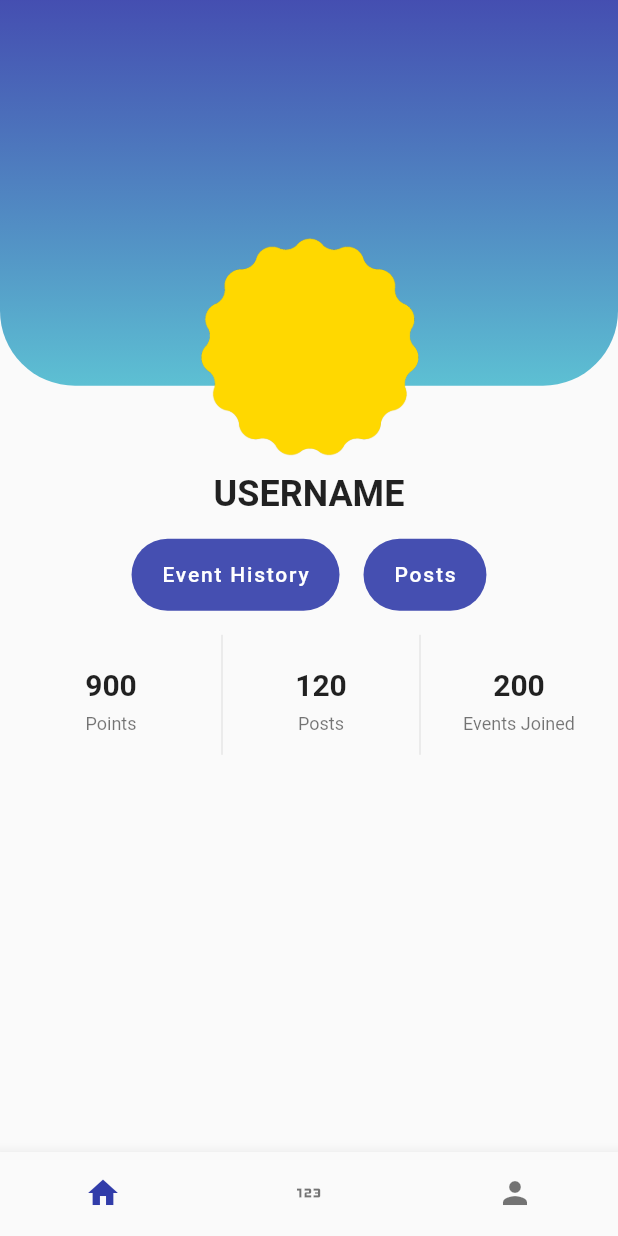
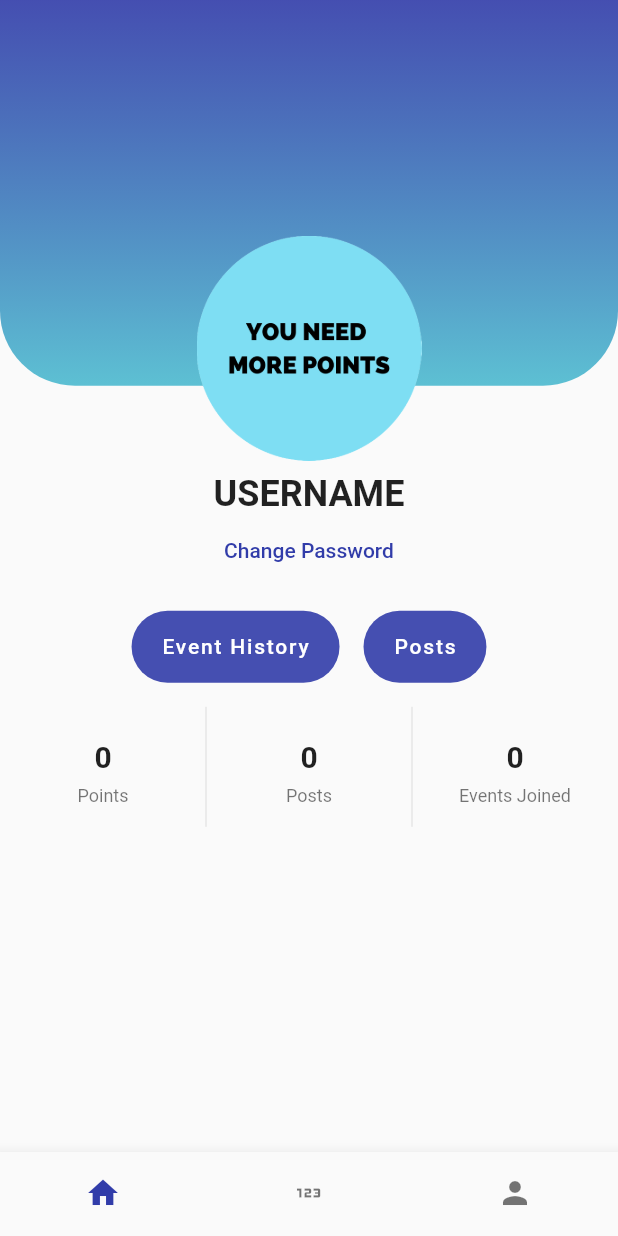
Before and after one commit to amrul-hzz/restore-the-shore-flutter, a Flutter app: the MyAccountPage screen opened by its route, on a phone screen of 412 x 824 dp. Run offline on Flutter 3.47's test engine with Material 2 defaults, Android fonts, the phone set to English and light mode, and no system bars.

Commit message:
add form, post, event page

```diff
--- a/lib/main.dart
+++ b/lib/main.dart
@@ -1,6 +1,6 @@
 import 'package:flutter/material.dart';
 import 'package:restore_the_shore_flutter/colorpalette.dart';
-import 'package:restore_the_shore_flutter/myAccount/myAccount.dart';
+import 'package:restore_the_shore_flutter/myAccount/page/myAccount.dart';
 import 'package:restore_the_shore_flutter/nav_bar.dart';
 
 void main() {
--- a/lib/myAccount/myAccount.dart
+++ /dev/null
@@ -1,166 +0,0 @@
-import 'package:flutter/material.dart';
-import 'package:restore_the_shore_flutter/colorpalette.dart';
-import 'package:restore_the_shore_flutter/nav_bar.dart';
-
-// This page is modified from : https://www.fluttertemplates.dev/widgets/must_haves/profile_page
-
-class MyAccountPage extends StatefulWidget {
-  const MyAccountPage({super.key});
-
-  @override
-  State<MyAccountPage> createState() => _MyAccountPageState();
-}
-
-class _MyAccountPageState extends State<MyAccountPage> {
-
-  @override
-  Widget build(BuildContext context) {
-    return Scaffold(
-      // Menambahkan bottom nav bar
-      bottomNavigationBar: const NavBar(),
-      body: Column(
-        children: [
-          const Expanded(flex: 2, child: _TopPortion()),
-          Expanded(
-            flex: 3,
-            child: Padding(
-              padding: const EdgeInsets.all(8.0),
-              child: Column(
-                children: [
-                  Text(
-                    "USERNAME",
-                    style: TextStyle(
-                        fontWeight: FontWeight.bold,
-                        fontSize: 24,
-                    ),
-                  ),
-                  const SizedBox(height: 16),
-                  Row(
-                    mainAxisAlignment: MainAxisAlignment.center,
-                    children: [
-                      FloatingActionButton.extended(
-                        onPressed: () {},
-                        heroTag: 'history',
-                        elevation: 0,
-                        backgroundColor: ColorPalette.secondaryColor.shade800,
-                        label: const Text("Event History"),
-                      ),
-                      const SizedBox(width: 16.0),
-                      FloatingActionButton.extended(
-                        onPressed: () {},
-                        heroTag: 'posts',
-                        elevation: 0,
-                        backgroundColor: ColorPalette.secondaryColor.shade800,
-                        label: const Text("Posts"),
-                      ),
-                    ],
-                  ),
-                  const SizedBox(height: 16),
-                  const _ProfileInfoRow()
-                ],
-              ),
-            ),
-          ),
-        ],
-      ),
-    );
-  }
-}
-
-class _ProfileInfoRow extends StatelessWidget {
-  const _ProfileInfoRow({Key? key}) : super(key: key);
-
-  final List<ProfileInfoItem> _items = const [
-    ProfileInfoItem("Points", 900),
-    ProfileInfoItem("Posts", 120),
-    ProfileInfoItem("Events Joined", 200),
-  ];
-
-  @override
-  Widget build(BuildContext context) {
-    return Container(
-      height: 80,
-      constraints: const BoxConstraints(maxWidth: 400),
-      child: Row(
-        mainAxisAlignment: MainAxisAlignment.spaceEvenly,
-        children: _items
-            .map((item) => Expanded(
-            child: Row(
-              children: [
-                if (_items.indexOf(item) != 0) const VerticalDivider(),
-                Expanded(child: _singleItem(context, item)),
-              ],
-            )))
-            .toList(),
-      ),
-    );
-  }
-
-  Widget _singleItem(BuildContext context, ProfileInfoItem item) => Column(
-    mainAxisAlignment: MainAxisAlignment.center,
-    children: [
-      Padding(
-        padding: const EdgeInsets.all(8.0),
-        child: Text(
-          item.value.toString(),
-          style: const TextStyle(
-            fontWeight: FontWeight.bold,
-            fontSize: 20,
-          ),
-        ),
-      ),
-      Text(
-        item.title,
-        style: Theme.of(context).textTheme.caption,
-      )
-    ],
-  );
-}
-
-class ProfileInfoItem {
-  final String title;
-  final int value;
-  const ProfileInfoItem(this.title, this.value);
-}
-
-class _TopPortion extends StatelessWidget {
-  const _TopPortion({Key? key}) : super(key: key);
-
-  @override
-  Widget build(BuildContext context) {
-    return Stack(
-      fit: StackFit.expand,
-      children: [
-        Container(
-          margin: const EdgeInsets.only(bottom: 50),
-          decoration: BoxDecoration(
-              gradient: LinearGradient(
-                  begin: Alignment.bottomCenter,
-                  end: Alignment.topCenter,
-                  colors: [const Color.fromRGBO(93, 192, 211, 1.0),
-                    ColorPalette.secondaryColor.shade800]),
-              borderRadius: const BorderRadius.only(
-                bottomLeft: Radius.circular(50),
-                bottomRight: Radius.circular(50),
-              )),
-        ),
-        Align(
-          alignment: Alignment.bottomCenter,
-          child: SizedBox(
-            width: 150,
-            height: 150,
-            child: Stack(
-              fit: StackFit.expand,
-              children: [
-                Container(
-                  child: Image(
-                      image: AssetImage('assets/badge/gold.png')),
-                ),
-              ],
-            ),
-          ),
-        )
-      ],
-    );
-  }
-}
--- /dev/null
+++ b/lib/myAccount/page/myAccount.dart
@@ -0,0 +1,201 @@
+import 'package:flutter/material.dart';
+import 'package:restore_the_shore_flutter/colorpalette.dart';
+import 'package:restore_the_shore_flutter/nav_bar.dart';
+import 'package:restore_the_shore_flutter/myAccount/page/changePasswordPage.dart';
+import 'package:restore_the_shore_flutter/myAccount/page/myEvent.dart';
+import 'package:restore_the_shore_flutter/myAccount/page/myPost.dart';
+
+// This page is modified from : https://www.fluttertemplates.dev/widgets/must_haves/profile_page
+
+class MyAccountPage extends StatefulWidget {
+  const MyAccountPage({super.key});
+
+  @override
+  State<MyAccountPage> createState() => _MyAccountPageState();
+}
+
+class _MyAccountPageState extends State<MyAccountPage> {
+  String _username = "USERNAME";
+  int _point = 0;
+  int _numOfPost = 0;
+  int _numOfEvent = 0;
+
+  @override
+  Widget build(BuildContext context) {
+    return Scaffold(
+      // Menambahkan bottom nav bar
+      bottomNavigationBar: const NavBar(),
+      body: Column(
+        children: [
+          Expanded(
+              flex: 2,
+              child: Stack(
+                fit: StackFit.expand,
+                children: [
+                  Container(
+                    margin: const EdgeInsets.only(bottom: 50),
+                    decoration: BoxDecoration(
+                        gradient: LinearGradient(
+                            begin: Alignment.bottomCenter,
+                            end: Alignment.topCenter,
+                            colors: [
+                              const Color.fromRGBO(93, 192, 211, 1.0),
+                              ColorPalette.secondaryColor.shade800
+                            ]),
+                        borderRadius: const BorderRadius.only(
+                          bottomLeft: Radius.circular(50),
+                          bottomRight: Radius.circular(50),
+                        )),
+                  ),
+                  Align(
+                    alignment: Alignment.bottomCenter,
+                    child: SizedBox(
+                      width: 150,
+                      height: 150,
+                      child: Stack(
+                        fit: StackFit.expand,
+                        children: [
+                          Image(
+                              image: _point >= 200 ? const AssetImage('assets/badge/platinum.png') :
+                                  _point >= 150 ? const AssetImage('assets/badge/gold.png') :
+                                  _point >= 100 ? const AssetImage('assets/badge/silver.png') :
+                                  _point >= 50 ? const AssetImage('assets/badge/bronze.png') :
+                                  const AssetImage('assets/badge/no_point.png')
+                          ),
+                        ],
+                      ),
+                    ),
+                  )
+                ],
+              ),
+          ),
+          Expanded(
+            flex: 3,
+            child: Padding(
+              padding: const EdgeInsets.all(8.0),
+              child: Column(
+                children: [
+                  Text(
+                    _username,
+                    style: TextStyle(
+                      fontWeight: FontWeight.bold,
+                      fontSize: 24,
+                    ),
+                  ),
+                  TextButton(
+                      onPressed: () {
+                        Navigator.push(context,
+                            MaterialPageRoute(builder: (context) => const MyPasswordFormPage()));
+                      },
+                      child: const Text("Change Password")
+                  ),
+                  const SizedBox(height: 16),
+                  Row(
+                    mainAxisAlignment: MainAxisAlignment.center,
+                    children: [
+                      FloatingActionButton.extended(
+                        onPressed: () {
+                          Navigator.push(context,
+                              MaterialPageRoute(builder: (context) => const MyEventPage()));
+                        },
+                        heroTag: 'history',
+                        elevation: 0,
+                        backgroundColor: ColorPalette.secondaryColor.shade800,
+                        label: const Text("Event History"),
+                      ),
+                      const SizedBox(width: 16.0),
+                      FloatingActionButton.extended(
+                        onPressed: () {
+                          Navigator.push(context,
+                              MaterialPageRoute(builder: (context) => const MyPostPage()));
+                        },
+                        heroTag: 'posts',
+                        elevation: 0,
+                        backgroundColor: ColorPalette.secondaryColor.shade800,
+                        label: const Text("Posts"),
+                      ),
+                    ],
+                  ),
+                  const SizedBox(height: 16),
+                  Container(
+                    height: 80,
+                    constraints: const BoxConstraints(maxWidth: 400),
+                    child: Row(
+                      children: [
+                        Expanded(
+                          child: Column(
+                            mainAxisAlignment: MainAxisAlignment.center,
+                            children: [
+                              Padding(
+                                padding: const EdgeInsets.all(8.0),
+                                child: Text(
+                                  _point.toString(),
+                                  style: const TextStyle(
+                                    fontWeight: FontWeight.bold,
+                                    fontSize: 20,
+                                  ),
+                                ),
+                              ),
+                              Text(
+                                "Points",
+                                style: Theme.of(context).textTheme.caption,
+                              )
+                            ],
+                          ),
+                        ),
+                        const VerticalDivider(),
+                        Expanded(
+                          child: Column(
+                            mainAxisAlignment: MainAxisAlignment.center,
+                            children: [
+                              Padding(
+                                padding: const EdgeInsets.all(8.0),
+                                child: Text(
+                                  _numOfPost.toString(),
+                                  style: const TextStyle(
+                                    fontWeight: FontWeight.bold,
+                                    fontSize: 20,
+                                  ),
+                                ),
+                              ),
+                              Text(
+                                "Posts",
+                                style: Theme.of(context).textTheme.caption,
+                              )
+                            ],
+                          ),
+                        ),
+                        const VerticalDivider(),
+                        Expanded(
+                          child: Column(
+                            mainAxisAlignment: MainAxisAlignment.center,
+                            children: [
+                              Padding(
+                                padding: const EdgeInsets.all(8.0),
+                                child: Text(
+                                  _numOfEvent.toString(),
+                                  style: const TextStyle(
+                                    fontWeight: FontWeight.bold,
+                                    fontSize: 20,
+                                  ),
+                                ),
+                              ),
+                              Text(
+                                "Events Joined",
+                                style: Theme.of(context).textTheme.caption,
+                              )
+                            ],
+                          ),
+                        ),
+                      ],
+                    ),
+                  ),
+                ],
+              ),
+            ),
+          ),
+        ],
+      ),
+    );
+  }
+}
--- a/pubspec.yaml
+++ b/pubspec.yaml
@@ -54,6 +54,7 @@ dev_dependencies:
 # The following section is specific to Flutter packages.
 flutter:
   assets:
+    - assets/
     - assets/badge/
 
   # The following line ensures that the Material Icons font is
```
Also changed, not shown: lib/myAccount/page/changePasswordPage.dart (added, +171 -0 lines), lib/myAccount/page/myEvent.dart (added, +32 -0 lines), lib/myAccount/page/myPost.dart (added, +32 -0 lines), assets/badge/bronze.png, assets/badge/gold.png, assets/badge/no_point.png (added), assets/badge/platinum.png, assets/badge/silver.png.
